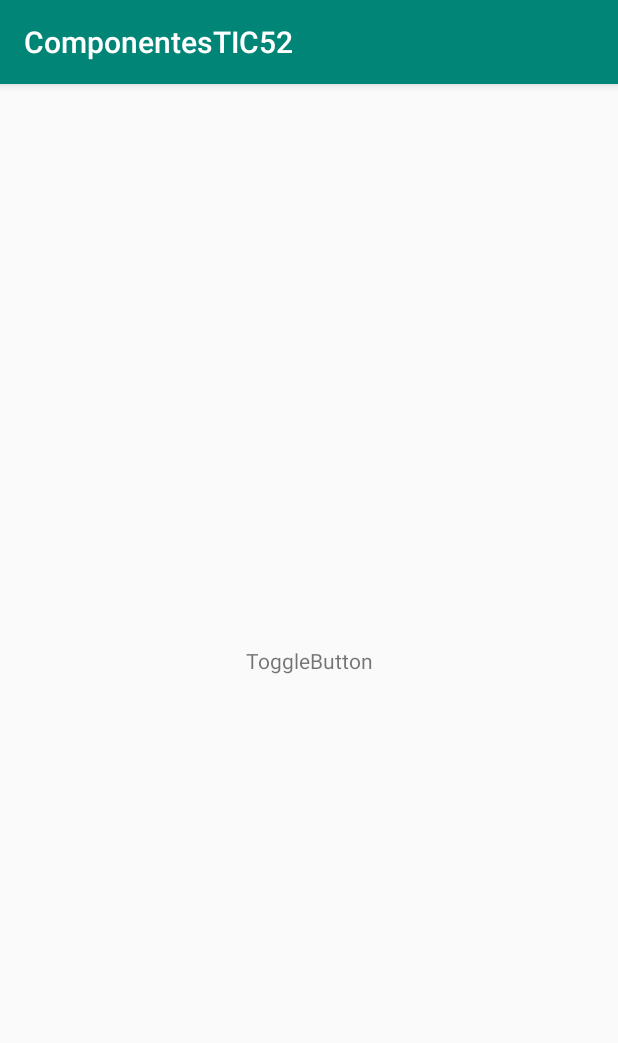
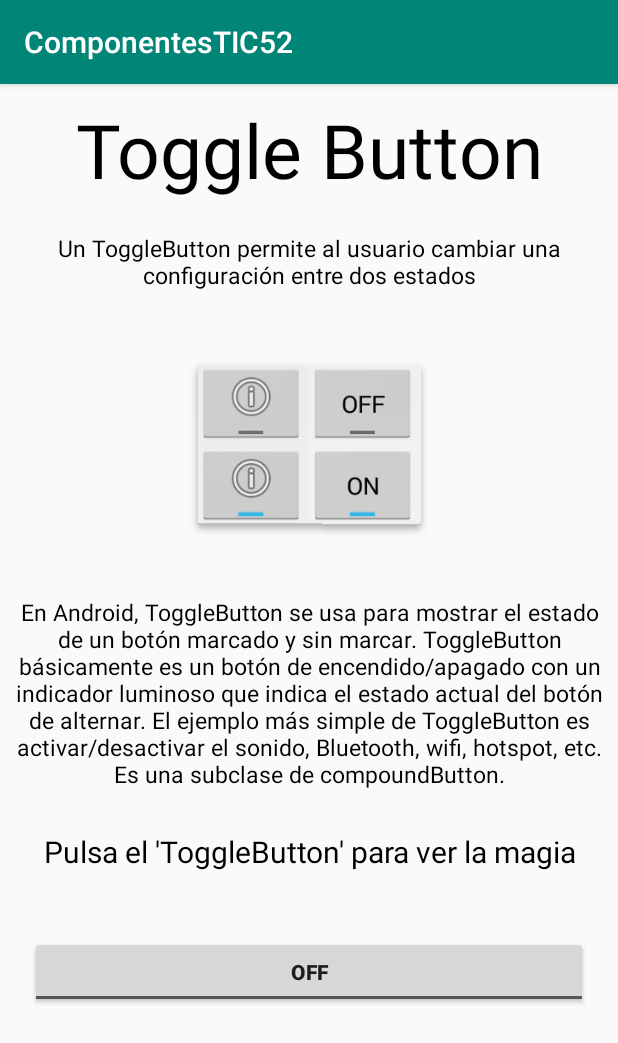
Before and after one commit to salvadorhmutec/componentes_android_tic52, an Android app: the Activity_Toggle_Button screen opened directly, with no data from a screen before it, on a phone screen of 412 x 824 dp. Shown: the top 1043 px of the screen. Run offline under Robolectric (Android 15) with nearby library versions, the phone set to English and light mode, and no system bars.

Commit message:
Ejemplo ToggleButton realizado

```diff
--- a/app/src/main/java/com/blogspot/salvadorhm/componentestic52/Activity_Toggle_Button.java
+++ b/app/src/main/java/com/blogspot/salvadorhm/componentestic52/Activity_Toggle_Button.java
@@ -1,7 +1,17 @@
 package com.blogspot.salvadorhm.componentestic52;
 
+import android.app.Activity;
+import android.graphics.Bitmap;
+import android.graphics.BitmapFactory;
+import android.graphics.Color;
+import android.graphics.drawable.BitmapDrawable;
 import android.support.v7.app.AppCompatActivity;
 import android.os.Bundle;
+import android.view.View;
+import android.widget.CompoundButton;
+import android.widget.RelativeLayout;
+import android.widget.TextView;
+import android.widget.ToggleButton;
 
 public class Activity_Toggle_Button extends AppCompatActivity {
 
@@ -9,5 +19,52 @@ public class Activity_Toggle_Button extends AppCompatActivity {
     protected void onCreate(Bundle savedInstanceState) {
         super.onCreate(savedInstanceState);
         setContentView(R.layout.activity__toggle__button);
+        ToggleButton toggleButton = (ToggleButton) findViewById(R.id.toggleButton);
+        toggleButton.setOnCheckedChangeListener(new CompoundButton.OnCheckedChangeListener() {
+            @Override
+            public void onCheckedChanged(CompoundButton buttonView, boolean isChecked) {
+                if(isChecked){
+                    RelativeLayout rl = (RelativeLayout)findViewById(R.id.relativeToggleButton);
+                    //aplicas color.
+                    rl.setBackgroundColor(Color.parseColor("#000000"));
+
+                    //Color de titulo
+                    TextView textViewTitle = (TextView) findViewById(R.id.toggleButtonTitle);
+                    textViewTitle.setTextColor(Color.parseColor("#FFFFFF"));
+
+                    //Color de texto primario
+                    TextView textViewText = (TextView) findViewById(R.id.toggleButtonText);
+                    textViewText.setTextColor(Color.parseColor("#FFFFFF"));
+
+                    //Color de texto secundario
+                    TextView textViewButton = (TextView) findViewById(R.id.toggleButtonDescription);
+                    textViewButton.setTextColor(Color.parseColor("#FFFFFF"));
+
+                    //Color titulo ejemplo
+                    TextView textViewExample = (TextView) findViewById(R.id.titleExample);
+                    textViewExample.setTextColor(Color.parseColor("#FFFFFF"));
+                } else {
+                    RelativeLayout rl = (RelativeLayout)findViewById(R.id.relativeToggleButton);
+                    //aplicas color.
+                    rl.setBackgroundColor(Color.parseColor("#FFFFFF"));
+
+                    //Color de titulo
+                    TextView textViewTitle = (TextView) findViewById(R.id.toggleButtonTitle);
+                    textViewTitle.setTextColor(Color.parseColor("#000000"));
+
+                    //Color de texto primario
+                    TextView textViewText = (TextView) findViewById(R.id.toggleButtonText);
+                    textViewText.setTextColor(Color.parseColor("#000000"));
+
+                    //Color de texto secundario
+                    TextView textViewButton = (TextView) findViewById(R.id.toggleButtonDescription);
+                    textViewButton.setTextColor(Color.parseColor("#000000"));
+
+                    //Color titulo ejemplo
+                    TextView textViewExample = (TextView) findViewById(R.id.titleExample);
+                    textViewExample.setTextColor(Color.parseColor("#000000"));
+                }
+            }
+        });
     }
 }
--- a/app/src/main/res/layout/activity__toggle__button.xml
+++ b/app/src/main/res/layout/activity__toggle__button.xml
@@ -1,22 +1,75 @@
 <?xml version="1.0" encoding="utf-8"?>
-<android.support.constraint.ConstraintLayout xmlns:android="http://schemas.android.com/apk/res/android"
+<RelativeLayout xmlns:android="http://schemas.android.com/apk/res/android"
     xmlns:app="http://schemas.android.com/apk/res-auto"
+    android:id="@+id/relativeToggleButton"
     xmlns:tools="http://schemas.android.com/tools"
     android:layout_width="match_parent"
     android:layout_height="match_parent"
     tools:context=".Activity_Toggle_Button">
 
-    <TextView
-        android:layout_width="wrap_content"
-        android:layout_height="wrap_content"
-        android:layout_marginStart="8dp"
-        android:layout_marginTop="8dp"
-        android:layout_marginEnd="8dp"
-        android:layout_marginBottom="8dp"
-        android:text="@string/togglebutton"
-        app:layout_constraintBottom_toBottomOf="parent"
-        app:layout_constraintEnd_toEndOf="parent"
-        app:layout_constraintStart_toStartOf="parent"
-        app:layout_constraintTop_toTopOf="parent" />
 
-</android.support.constraint.ConstraintLayout>
+    <LinearLayout
+        android:layout_width="match_parent"
+        android:layout_height="match_parent"
+        android:orientation="vertical">
+
+        <TextView
+            android:id="@+id/toggleButtonTitle"
+            android:layout_width="match_parent"
+            android:layout_height="wrap_content"
+            android:text="Toggle Button"
+            android:textSize="50sp"
+            android:gravity="center"
+            android:textColor="@color/titleToggleButton"
+            android:layout_margin="10sp"/>
+
+        <TextView
+            android:id="@+id/toggleButtonText"
+            android:layout_width="match_parent"
+            android:layout_height="52dp"
+            android:layout_marginTop="20sp"
+            android:gravity="center"
+            android:text="Un ToggleButton permite al usuario cambiar una configuración entre dos estados"
+            android:textColor="@color/titleToggleButton"
+            android:textSize="15sp"
+            android:layout_margin="5sp"/>
+
+        <ImageView
+            android:id="@+id/toggleButtonImage"
+            android:layout_width="match_parent"
+            android:layout_height="wrap_content"
+            android:layout_marginTop="5sp"
+            android:src="@drawable/image_tbutton"
+            android:layout_gravity="center"/>
+
+        <TextView
+            android:id="@+id/toggleButtonDescription"
+            android:layout_width="match_parent"
+            android:layout_height="wrap_content"
+            android:text="En Android, ToggleButton se usa para mostrar el estado de un botón marcado y sin marcar. ToggleButton básicamente es un botón de encendido/apagado con un indicador luminoso que indica el estado actual del botón de alternar. El ejemplo más simple de ToggleButton es activar/desactivar el sonido, Bluetooth, wifi, hotspot, etc. Es una subclase de compoundButton."
+            android:gravity="center"
+            android:layout_marginTop="20sp"
+            android:textSize="15sp"
+            android:textColor="@color/titleToggleButton"
+            android:layout_margin="5sp"
+            android:paddingTop="10sp"/>
+
+        <TextView
+            android:id="@+id/titleExample"
+            android:layout_width="match_parent"
+            android:layout_height="32dp"
+            android:layout_marginTop="30sp"
+            android:gravity="center"
+            android:text="Pulsa el 'ToggleButton' para ver la magia"
+            android:textColor="@color/titleToggleButton"
+            android:textSize="20sp"
+            android:layout_margin="20sp" />
+        <ToggleButton
+            android:id="@+id/toggleButton"
+            android:layout_width="match_parent"
+            android:layout_height="wrap_content"
+            android:layout_margin="20sp"
+            android:gravity="center"
+            android:textStyle="bold"/>
+    </LinearLayout>
+</RelativeLayout>
--- a/app/src/main/res/values/colors.xml
+++ b/app/src/main/res/values/colors.xml
@@ -3,4 +3,5 @@
     <color name="colorPrimary">#008577</color>
     <color name="colorPrimaryDark">#00574B</color>
     <color name="colorAccent">#D81B60</color>
+    <color name="titleToggleButton">#000000</color>
 </resources>
```
Also changed, not shown: app/src/main/res/drawable-xxhdpi/image_tbutton.png (added).
